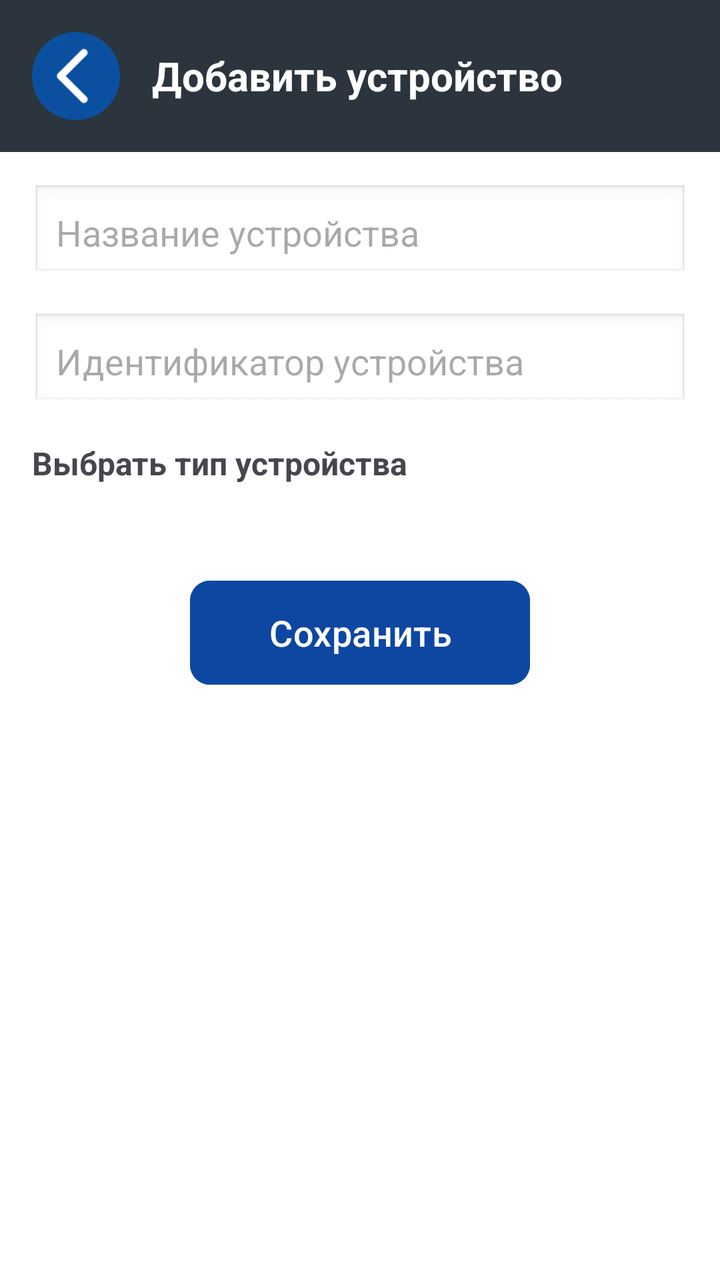
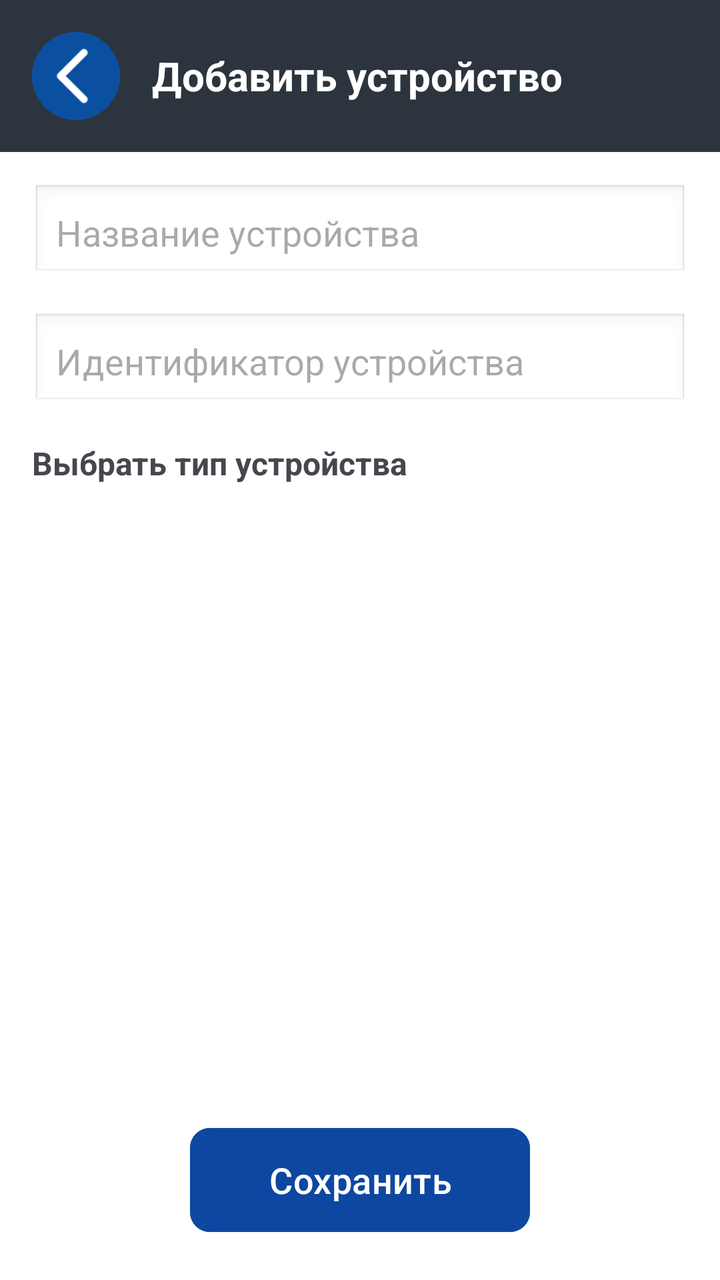

An Android layout rendered at two revisions. The XML below is the earlier revision; the diff shows what the commit changed to produce the second picture.
<!-- AndroidManifest.xml: application theme Theme.SmartHome -->
<!-- res/layout/activity_add_device.xml -->
<?xml version="1.0" encoding="utf-8"?>
<LinearLayout xmlns:android="http://schemas.android.com/apk/res/android"
    xmlns:app="http://schemas.android.com/apk/res-auto"
    android:layout_width="match_parent"
    android:layout_height="match_parent"
    android:orientation="vertical"
    android:background="#FFFFFF">

    <LinearLayout
        android:layout_width="match_parent"
        android:layout_height="wrap_content"
        android:orientation="horizontal"
        android:background="#2C353D"
        android:padding="16dp"
        android:gravity="center_vertical">

        <ImageView
            android:id="@+id/btnBack"
            android:layout_width="44dp"
            android:layout_height="44dp"
            android:src="@drawable/back_butt"
            android:layout_marginEnd="16dp" />

        <TextView
            android:layout_width="wrap_content"
            android:layout_height="wrap_content"
            android:text="Добавить устройство"
            android:textColor="#FFFFFF"
            android:textSize="20sp"
            android:textStyle="bold" />
    </LinearLayout>

    <LinearLayout
        android:layout_width="match_parent"
        android:layout_height="wrap_content"
        android:orientation="vertical"
        android:padding="16dp">

        <EditText
            android:id="@+id/editDeviceName"
            android:layout_width="match_parent"
            android:layout_height="wrap_content"
            android:hint="Название устройства"
            android:background="@android:drawable/edit_text"
            android:padding="12dp" />

        <EditText
            android:id="@+id/editDeviceId"
            android:layout_width="match_parent"
            android:layout_height="wrap_content"
            android:layout_marginTop="16dp"
            android:hint="Идентификатор устройства"
            android:background="@android:drawable/edit_text"
            android:padding="12dp"
            android:inputType="number" />

        <TextView
            android:layout_width="wrap_content"
            android:layout_height="wrap_content"
            android:text="Выбрать тип устройства"
            android:textSize="16sp"
            android:textStyle="bold"
            android:layout_marginTop="16dp"
            android:layout_marginBottom="8dp" />

        <androidx.recyclerview.widget.RecyclerView
            android:id="@+id/listDevice"
            android:layout_width="match_parent"
            android:layout_height="wrap_content"
            android:nestedScrollingEnabled="false" />

    </LinearLayout>

    <com.google.android.material.button.MaterialButton
        android:id="@+id/btnSaveDevice"
        android:layout_width="170dp"
        android:layout_height="60dp"
        android:layout_gravity="center_horizontal"
        android:layout_margin="20dp"
        android:backgroundTint="#0D47A1"
        android:text="Сохранить"
        android:textColor="#FFFFFF"
        app:cornerRadius="10dp"
        android:textSize="18sp" />

</LinearLayout>
<!-- resources referenced by this layout -->
<resources>
  <!-- drawable back_butt: png bitmap (drawable, 2517 bytes) -->
  <style name="Theme.SmartHome" parent="Base.Theme.SmartHome" />
  <style name="Base.Theme.SmartHome" parent="Theme.Material3.DayNight.NoActionBar">
          
          
      </style>
</resources>

<!-- the commit's change to res/layout/activity_add_device.xml (unified diff, before → after) -->
@@ -6,6 +6,7 @@
     android:orientation="vertical"
     android:background="#FFFFFF">
 
+    
     <LinearLayout
         android:layout_width="match_parent"
         android:layout_height="wrap_content"
@@ -13,14 +14,12 @@
         android:background="#2C353D"
         android:padding="16dp"
         android:gravity="center_vertical">
-
         <ImageView
             android:id="@+id/btnBack"
             android:layout_width="44dp"
             android:layout_height="44dp"
             android:src="@drawable/back_butt"
             android:layout_marginEnd="16dp" />
-
         <TextView
             android:layout_width="wrap_content"
             android:layout_height="wrap_content"
@@ -30,9 +29,11 @@
             android:textStyle="bold" />
     </LinearLayout>
 
+    
     <LinearLayout
         android:layout_width="match_parent"
-        android:layout_height="wrap_content"
+        android:layout_height="0dp"
+        android:layout_weight="1"
         android:orientation="vertical"
         android:padding="16dp">
 
@@ -66,11 +67,13 @@
         <androidx.recyclerview.widget.RecyclerView
             android:id="@+id/listDevice"
             android:layout_width="match_parent"
-            android:layout_height="wrap_content"
+            android:layout_height="0dp"
+            android:layout_weight="1"
             android:nestedScrollingEnabled="false" />
 
     </LinearLayout>
 
+    
     <com.google.android.material.button.MaterialButton
         android:id="@+id/btnSaveDevice"
         android:layout_width="170dp"
